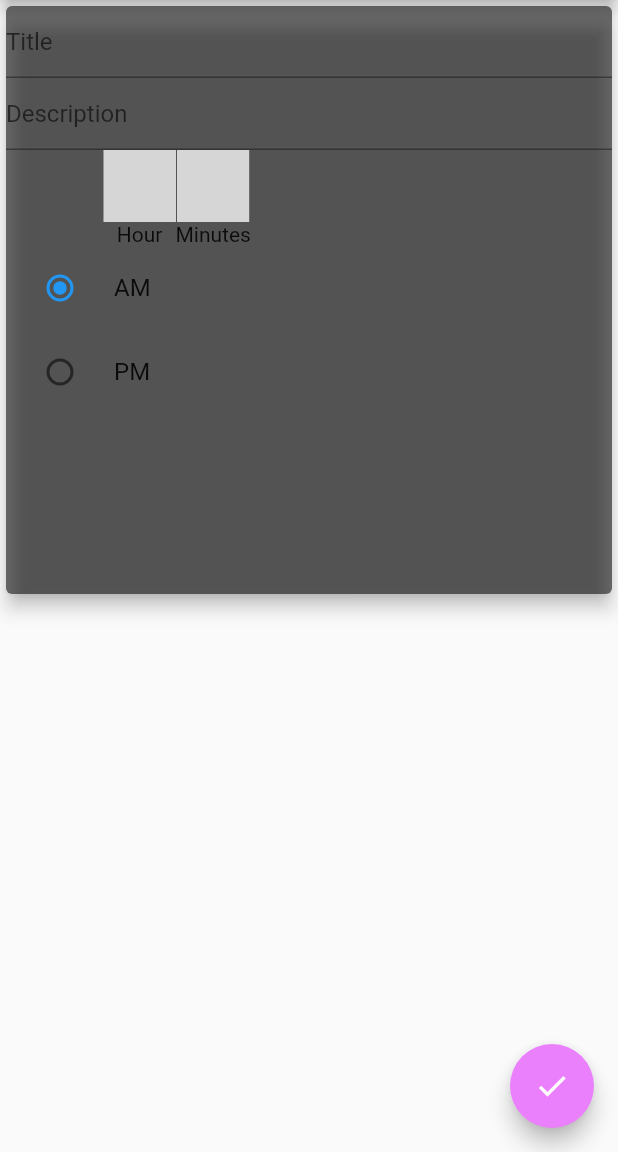
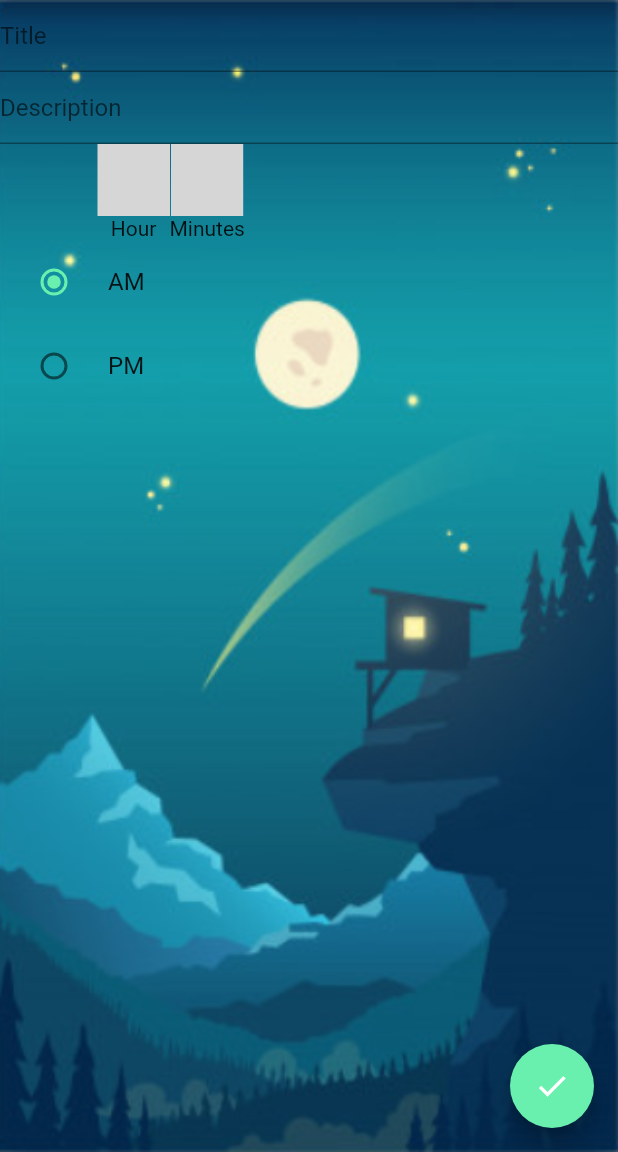
Before and after one commit to gaurang98671/Flutter_task_app, a Flutter app: the add_tasks screen opened directly, on a phone screen of 412 x 824 dp, the part 84-1236 px from its top. Run offline on Flutter 3.47's test engine with Material 2 defaults, Android fonts, the phone set to English and light mode, and no system bars; our stand-ins replace numberpicker; statements that could not run were skipped; grey boxes are pictures that could not be loaded.

Commit message:
Day and night illustrations added

```diff
--- a/lib/add_tasks.dart
+++ b/lib/add_tasks.dart
@@ -9,10 +9,11 @@ class add_tasks extends StatefulWidget {
 }
 
 class _add_tasksState extends State<add_tasks> {
-  // ignore: non_constant_identifier_names
+
   int initial_hour=1;
   int initial_min=1;
   String radio_button_value='AM';
+
   @override
   Widget build(BuildContext context) {
     return Scaffold(
@@ -21,26 +22,33 @@ class _add_tasksState extends State<add_tasks> {
         title: Text('Add tasks'),
       ),
       floatingActionButton: FloatingActionButton(
-        backgroundColor: Colors.purpleAccent[100],
+        backgroundColor: Colors.greenAccent,
         onPressed: ()
         {
           Navigator.pop(context);
         },
         child: Icon(Icons.check),
       ),
+
       body: Container(
-        height: 400,
+        decoration: BoxDecoration(
+          image: DecorationImage(
+            fit: BoxFit.fill,
+            image: AssetImage(
+              'images/night.PNG',
+            )
+          )
+        ),
 
-        child: Card(
-          elevation: 5,
-          color: Colors.black54,
         child: Column(
           children: <Widget>[
+
             TextField(
               decoration: InputDecoration(
                 hintText: 'Title'
               ),
             ),
+
             TextField(
               decoration: InputDecoration(
                 hintText: "Description"
@@ -60,21 +68,30 @@ class _add_tasksState extends State<add_tasks> {
                    Text('Hour')
                  ],
                ),
+
                Column(
                  children: <Widget>[
-                     NumberPicker.integer(initialValue: initial_min, minValue: 1, maxValue: 60, onChanged: (val){
+
+                   NumberPicker.integer(
+                       initialValue: initial_min,
+                       minValue: 1,
+                       maxValue: 60,
+                       onChanged: (val){
                       setState(() {
                        initial_min=val;
                      },
                      );
-                     }),
+                   },
+                   ),
+
                    Text('Minutes')
                  ],
                ),
              ],
            ),
+
             RadioListTile(
-
+              activeColor: Colors.greenAccent,
               groupValue: radio_button_value,
               title: Text('AM'),
               value: "AM",
@@ -84,7 +101,9 @@ class _add_tasksState extends State<add_tasks> {
               );
               },
             ),
+
             RadioListTile(
+              activeColor: Colors.greenAccent,
               groupValue: radio_button_value,
               title: Text('PM'),
               value: 'PM',
@@ -99,7 +118,6 @@ class _add_tasksState extends State<add_tasks> {
           ],
         ),
       ),
-      ),
     );
   }
 }
```
Also changed, not shown: pubspec.yaml (+5 -3 lines), images/day.PNG (added), images/night.PNG (added). Lines whose indentation alone changed are shown as unchanged.
